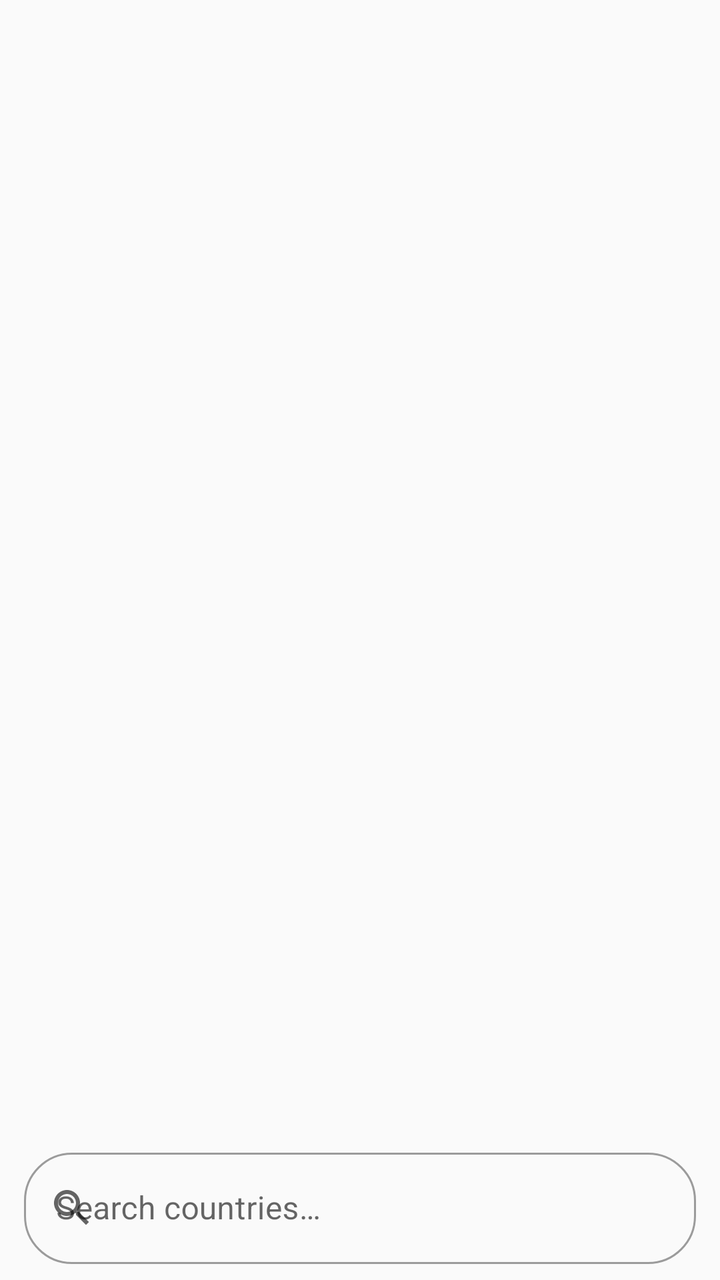
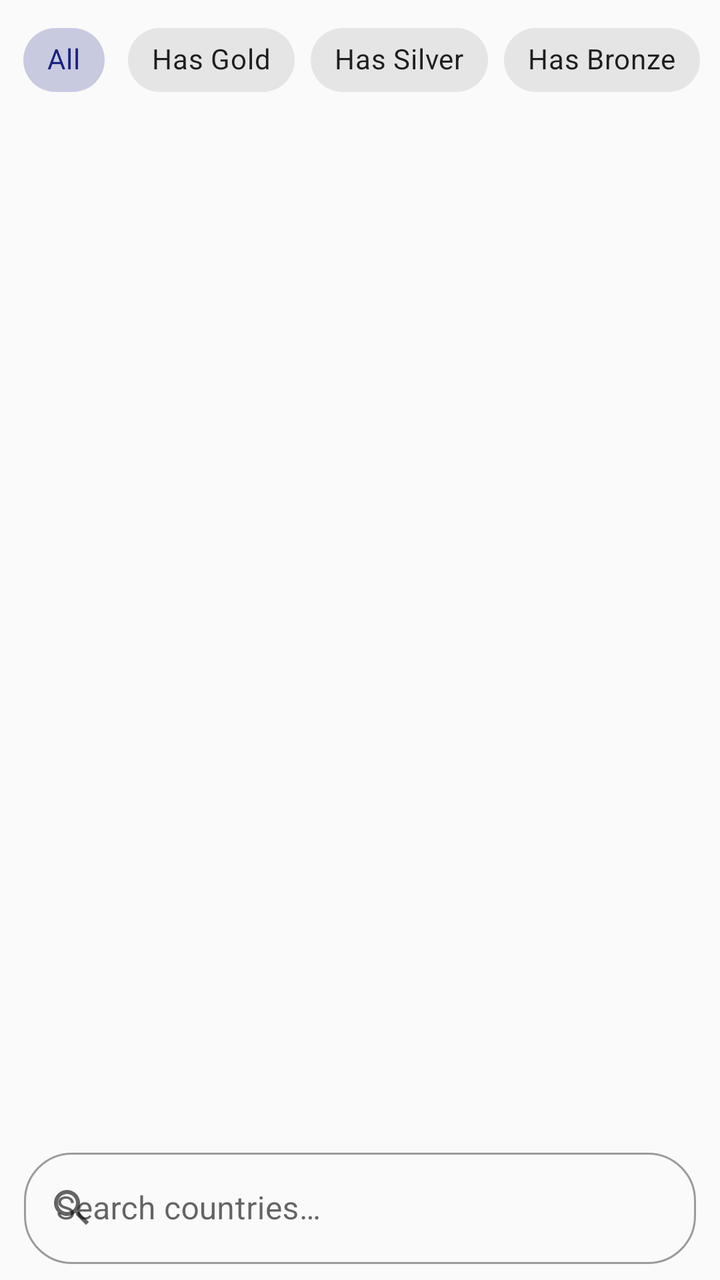

The first picture is an Android layout as it rendered before a commit; the second is the same layout after the commit. The layout source and the unified diff follow.
<!-- AndroidManifest.xml: activity theme Theme.TheMedallists -->
<!-- res/layout/activity_main.xml -->
<?xml version="1.0" encoding="utf-8"?>
<LinearLayout xmlns:android="http://schemas.android.com/apk/res/android"
    xmlns:app="http://schemas.android.com/apk/res-auto"
    android:layout_width="match_parent"
    android:layout_height="match_parent"
    android:orientation="vertical"
    android:background="#FAFAFA">

    <androidx.recyclerview.widget.RecyclerView
        android:id="@+id/recycler_view"
        android:layout_width="match_parent"
        android:layout_height="0dp"
        android:layout_weight="1"
        android:clipToPadding="false"
        android:paddingVertical="4dp" />

    <com.google.android.material.textfield.TextInputLayout
        android:id="@+id/search_layout"
        style="@style/Widget.MaterialComponents.TextInputLayout.OutlinedBox"
        android:layout_width="match_parent"
        android:layout_height="wrap_content"
        android:layout_marginHorizontal="12dp"
        android:layout_marginTop="4dp"
        android:layout_marginBottom="8dp"
        android:hint="Search countries…"
        app:startIconDrawable="@drawable/ic_search"
        app:endIconMode="clear_text"
        app:boxCornerRadiusTopStart="24dp"
        app:boxCornerRadiusTopEnd="24dp"
        app:boxCornerRadiusBottomStart="24dp"
        app:boxCornerRadiusBottomEnd="24dp">

        <com.google.android.material.textfield.TextInputEditText
            android:id="@+id/et_search"
            android:layout_width="match_parent"
            android:layout_height="wrap_content"
            android:inputType="text"
            android:imeOptions="actionSearch"
            android:maxLines="1" />

    </com.google.android.material.textfield.TextInputLayout>

</LinearLayout>
<!-- resources referenced by this layout -->
<resources>
  <!-- drawable ic_search (drawable) -->
  <?xml version="1.0" encoding="utf-8"?>
  <vector xmlns:android="http://schemas.android.com/apk/res/android"
      android:width="24dp"
      android:height="24dp"
      android:viewportWidth="24"
      android:viewportHeight="24">
      <path
          android:fillColor="#000000"
          android:pathData="M15.5,14h-0.79l-0.28,-0.27C15.41,12.59 16,11.11 16,9.5 16,5.91 13.09,3 9.5,3S3,5.91 3,9.5 5.91,16 9.5,16c1.61,0 3.09,-0.59 4.23,-1.57l0.27,0.28v0.79l5,4.99L20.49,19l-4.99,-5zM9.5,14C7.01,14 5,11.99 5,9.5S7.01,5 9.5,5 14,7.01 14,9.5 11.99,14 9.5,14z" />
  </vector>
  <style name="Theme.TheMedallists" parent="Theme.MaterialComponents.Light.DarkActionBar">
          <item name="colorPrimary">@color/colorPrimary</item>
          <item name="colorPrimaryVariant">@color/colorPrimaryDark</item>
          <item name="colorOnPrimary">@color/white</item>
          <item name="colorSecondary">@color/colorAccent</item>
          <item name="colorOnSecondary">@color/black</item>
      </style>
  <color name="colorPrimary">#1A237E</color>
  <color name="colorPrimaryDark">#0D1657</color>
  <color name="white">#FFFFFFFF</color>
  <color name="colorAccent">#FFD700</color>
  <color name="black">#FF000000</color>
</resources>

<!-- the commit's change to res/layout/activity_main.xml (unified diff, before → after) -->
@@ -5,6 +5,46 @@
     android:layout_height="match_parent"
     android:orientation="vertical"
     android:background="#FAFAFA">
+
+    <com.google.android.material.chip.ChipGroup
+        android:id="@+id/chip_group"
+        android:layout_width="match_parent"
+        android:layout_height="wrap_content"
+        android:paddingHorizontal="8dp"
+        android:paddingVertical="6dp"
+        app:singleSelection="true"
+        app:selectionRequired="true">
+
+        <com.google.android.material.chip.Chip
+            android:id="@+id/chip_all"
+            style="@style/Widget.MaterialComponents.Chip.Choice"
+            android:layout_width="wrap_content"
+            android:layout_height="wrap_content"
+            android:text="All"
+            android:checked="true" />
+
+        <com.google.android.material.chip.Chip
+            android:id="@+id/chip_gold"
+            style="@style/Widget.MaterialComponents.Chip.Choice"
+            android:layout_width="wrap_content"
+            android:layout_height="wrap_content"
+            android:text="Has Gold" />
+
+        <com.google.android.material.chip.Chip
+            android:id="@+id/chip_silver"
+            style="@style/Widget.MaterialComponents.Chip.Choice"
+            android:layout_width="wrap_content"
+            android:layout_height="wrap_content"
+            android:text="Has Silver" />
+
+        <com.google.android.material.chip.Chip
+            android:id="@+id/chip_bronze"
+            style="@style/Widget.MaterialComponents.Chip.Choice"
+            android:layout_width="wrap_content"
+            android:layout_height="wrap_content"
+            android:text="Has Bronze" />
+
+    </com.google.android.material.chip.ChipGroup>
 
     <androidx.recyclerview.widget.RecyclerView
         android:id="@+id/recycler_view"
